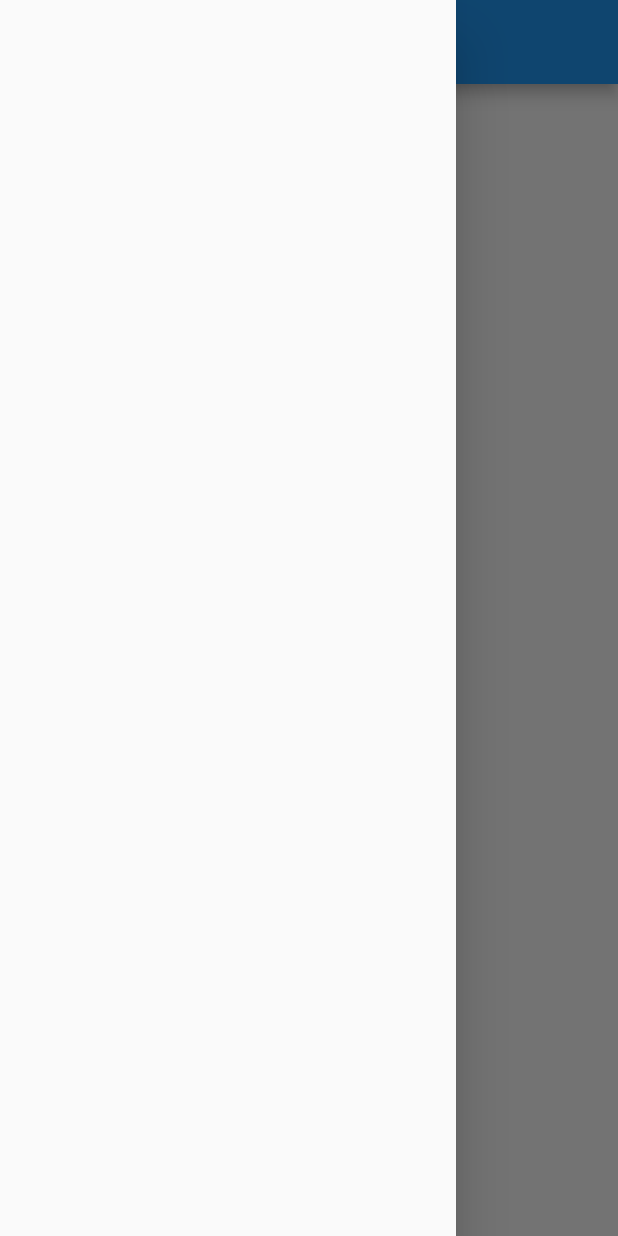
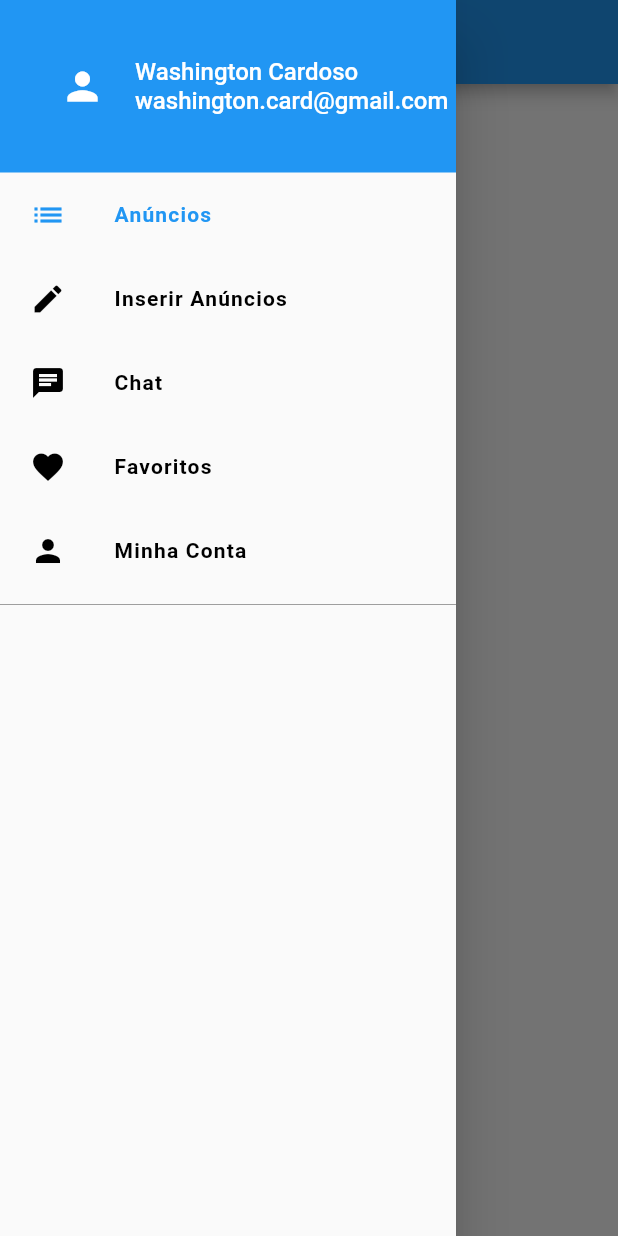
Before and after one commit to washingtoncardosodev/olx_clone, a Flutter app: the screen it shows after launch, with the side drawer open, on a phone screen of 412 x 824 dp. Run offline on Flutter 3.47's test engine with Material 2 defaults, Android fonts, the phone set to English and light mode, and no system bars.

Commit message:
Criando o Drawer Customizado

```diff
--- /dev/null
+++ b/lib/common/custom_drawer/custom_drawer.dart
@@ -0,0 +1,20 @@
+import 'package:flutter/material.dart';
+import 'package:xlo/common/custom_drawer/widgets/custom_header.dart';
+import 'package:xlo/common/custom_drawer/widgets/menu_section.dart';
+
+class CustomDrawer extends StatelessWidget {
+  const CustomDrawer({Key key}) : super(key: key);
+
+  @override
+  Widget build(BuildContext context) {
+    return Drawer(
+      child: ListView(
+        children: <Widget>[
+          CustomHeader(),
+          MenuSection(),
+          Divider(color: Colors.grey[500])
+        ]
+      ),
+    );
+  }
+}
--- /dev/null
+++ b/lib/common/custom_drawer/widgets/custom_header.dart
@@ -0,0 +1,48 @@
+import 'package:flutter/material.dart';
+
+class CustomHeader extends StatelessWidget {
+  const CustomHeader({Key key}) : super(key: key);
+
+  @override
+  Widget build(BuildContext context) {
+    return Container(
+      height: 115,
+      padding: EdgeInsets.only(left: 40),
+      color: Colors.blue,
+      child: Row(
+        children: <Widget>[
+          Icon(
+            Icons.person,
+            color: Colors.white,
+            size: 30,
+          ),
+          SizedBox(width: 20),
+          Expanded(
+            child: Column(
+              mainAxisAlignment: MainAxisAlignment.center,
+              crossAxisAlignment: CrossAxisAlignment.start,
+              children: <Widget>[
+                Text(
+                  "Washington Cardoso",
+                  style: TextStyle(
+                    color: Colors.white,
+                    fontSize: 16,
+                    fontWeight: FontWeight.w500
+                  ),
+                  overflow: TextOverflow.clip,),
+                Text(
+                  "washington.card@gmail.com",
+                  style: TextStyle(
+                    color: Colors.white,
+                    fontSize: 16,
+                    fontWeight: FontWeight.w500
+                  ),
+                  overflow: TextOverflow.clip),
+              ]
+            )
+          )
+        ],
+      ),
+    );
+  }
+}
--- /dev/null
+++ b/lib/common/custom_drawer/widgets/menu_section.dart
@@ -0,0 +1,19 @@
+import 'package:flutter/material.dart';
+import 'package:xlo/common/custom_drawer/widgets/menu_tile.dart';
+
+class MenuSection extends StatelessWidget {
+  const MenuSection({Key key}) : super(key: key);
+
+  @override
+  Widget build(BuildContext context) {
+    return Column(
+      children: <Widget>[
+        MenuTile(label: "Anúncios", iconData: Icons.list, onTap: (){}, highlighted: true,),
+        MenuTile(label: "Inserir Anúncios", iconData: Icons.edit, onTap: (){}, highlighted: false),
+        MenuTile(label: "Chat", iconData: Icons.chat, onTap: (){}, highlighted: false),
+        MenuTile(label: "Favoritos", iconData: Icons.favorite, onTap: (){}, highlighted: false),
+        MenuTile(label: "Minha Conta", iconData: Icons.person, onTap: (){}, highlighted: false),
+      ]
+    );
+  }
+}
--- /dev/null
+++ b/lib/common/custom_drawer/widgets/menu_tile.dart
@@ -0,0 +1,30 @@
+import 'package:flutter/material.dart';
+
+class MenuTile extends StatelessWidget {
+  const MenuTile({Key key, this.label, this.iconData, this.onTap, this.highlighted}) : super(key: key);
+
+  final String label;
+  final IconData iconData;
+  final VoidCallback onTap;
+  final bool highlighted;
+
+  @override
+  Widget build(BuildContext context) {
+    return ListTile(
+      title: Text(
+        label,
+        style: TextStyle(
+          fontWeight: FontWeight.w600,
+          letterSpacing: 0.8,
+          color: highlighted ? Colors.blue : Colors.black
+        )
+      ),
+      leading: Icon(
+        iconData,
+        color: highlighted ? Colors.blue : Colors.black,
+      ),
+      onTap: onTap,
+      contentPadding: const EdgeInsets.fromLTRB(20, 0, 10, 0),
+    );
+  }
+}
--- a/lib/screens/home/home_screen.dart
+++ b/lib/screens/home/home_screen.dart
@@ -1,4 +1,5 @@
 import 'package:flutter/material.dart';
+import 'package:xlo/common/custom_drawer/custom_drawer.dart';
 
 class HomeScreen extends StatefulWidget {
   HomeScreen({Key key}) : super(key: key);
@@ -15,7 +16,7 @@ class _HomeScreenState extends State<HomeScreen> {
         title: Text("XLO"),
         centerTitle: true,
       ),
-      drawer: Drawer(),
+      drawer: CustomDrawer(),
     );
   }
 }
```
